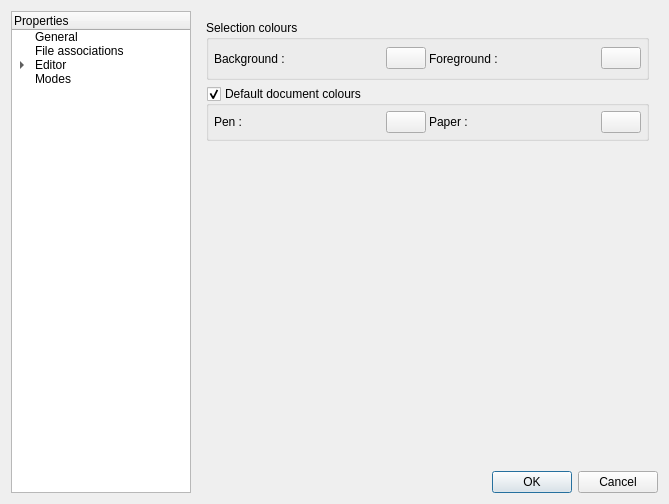
andreikop/enki, file mks/ui/UISettings.ui: the form before one commit.
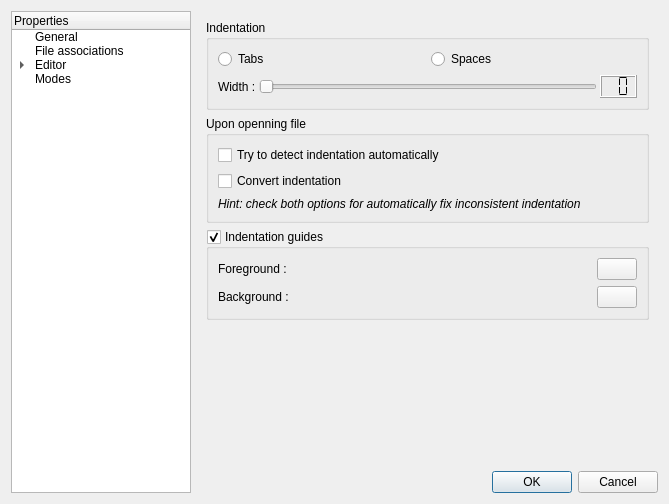
The form after the commit. The open tabs and pages were chosen to show the change. Custom widgets are drawn as their Qt base class.

Commit message: Drop color settings. Use system default

What changed in the file:
```diff
--- a/mks/ui/UISettings.ui
+++ b/mks/ui/UISettings.ui
@@ -562,130 +562,6 @@
          </item>
         </layout>
        </widget>
-       <widget class="QWidget" name="pColours">
-        <layout class="QVBoxLayout" name="verticalLayout_17">
-         <item>
-          <widget class="QGroupBox" name="gbSelectionColours">
-           <property name="minimumSize">
-            <size>
-             <width>0</width>
-             <height>60</height>
-            </size>
-           </property>
-           <property name="title">
-            <string>Selection colours</string>
-           </property>
-           <layout class="QHBoxLayout" name="_4">
-            <property name="spacing">
-             <number>3</number>
-            </property>
-            <property name="margin">
-             <number>5</number>
-            </property>
-            <item>
-             <widget class="QLabel" name="lSelectionBackground">
-              <property name="text">
-               <string>Background :</string>
-              </property>
-             </widget>
-            </item>
-            <item>
-             <widget class="pColorButton" name="tbSelectionBackground">
-              <property name="sizePolicy">
-               <sizepolicy hsizetype="Fixed" vsizetype="Fixed">
-                <horstretch>0</horstretch>
-                <verstretch>0</verstretch>
-               </sizepolicy>
-              </property>
-             </widget>
-            </item>
-            <item>
-             <widget class="QLabel" name="lSelectionForeground">
-              <property name="text">
-               <string>Foreground :</string>
-              </property>
-             </widget>
-            </item>
-            <item>
-             <widget class="pColorButton" name="tbSelectionForeground">
-              <property name="sizePolicy">
-               <sizepolicy hsizetype="Fixed" vsizetype="Fixed">
-                <horstretch>0</horstretch>
-                <verstretch>0</verstretch>
-               </sizepolicy>
-              </property>
-             </widget>
-            </item>
-           </layout>
-          </widget>
-         </item>
-         <item>
-          <widget class="QGroupBox" name="gbDefaultDocumentColours">
-           <property name="title">
-            <string>Default document colours</string>
-           </property>
-           <property name="checkable">
-            <bool>true</bool>
-           </property>
-           <layout class="QHBoxLayout" name="_5">
-            <property name="spacing">
-             <number>3</number>
-            </property>
-            <property name="margin">
-             <number>5</number>
-            </property>
-            <item>
-             <widget class="QLabel" name="lDefaultDocumentPen">
-              <property name="text">
-               <string>Pen :</string>
-              </property>
-             </widget>
-            </item>
-            <item>
-             <widget class="pColorButton" name="tbDefaultDocumentPen">
-              <property name="sizePolicy">
-               <sizepolicy hsizetype="Fixed" vsizetype="Fixed">
-                <horstretch>0</horstretch>
-                <verstretch>0</verstretch>
-               </sizepolicy>
-              </property>
-             </widget>
-            </item>
-            <item>
-             <widget class="QLabel" name="lDefaultDocumentPaper">
-              <property name="text">
-               <string>Paper :</string>
-              </property>
-             </widget>
-            </item>
-            <item>
-             <widget class="pColorButton" name="tbDefaultDocumentPaper">
-              <property name="sizePolicy">
-               <sizepolicy hsizetype="Fixed" vsizetype="Fixed">
-                <horstretch>0</horstretch>
-                <verstretch>0</verstretch>
-               </sizepolicy>
-              </property>
-             </widget>
-            </item>
-           </layout>
-          </widget>
-         </item>
-         <item>
-          <spacer name="verticalSpacer_2">
-           <property name="orientation">
-            <enum>Qt::Vertical</enum>
-           </property>
-           <property name="sizeHint" stdset="0">
-            <size>
-             <width>20</width>
-             <height>40</height>
-            </size>
-           </property>
-          </spacer>
-         </item>
-        </layout>
-       </widget>
        <widget class="QWidget" name="pIndentation">
         <layout class="QVBoxLayout" name="verticalLayout_2">
          <item>
```
Left out of the diff: 11 changed lines with no effect on the pictures. The commit also changes 4 other files.
